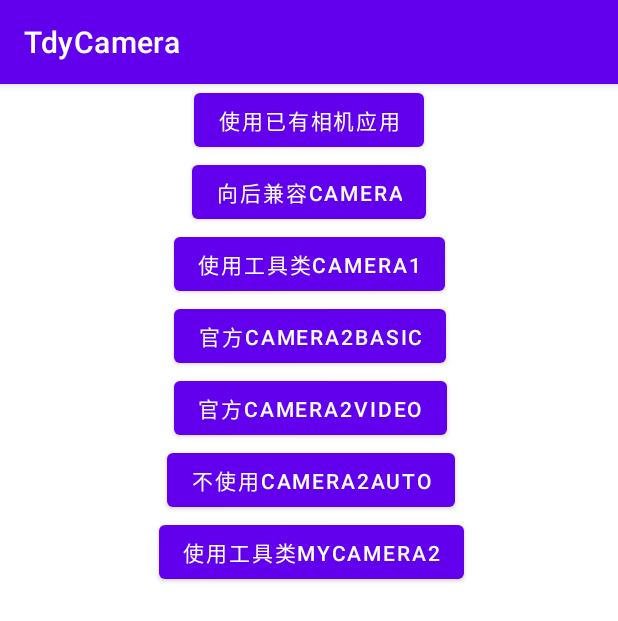
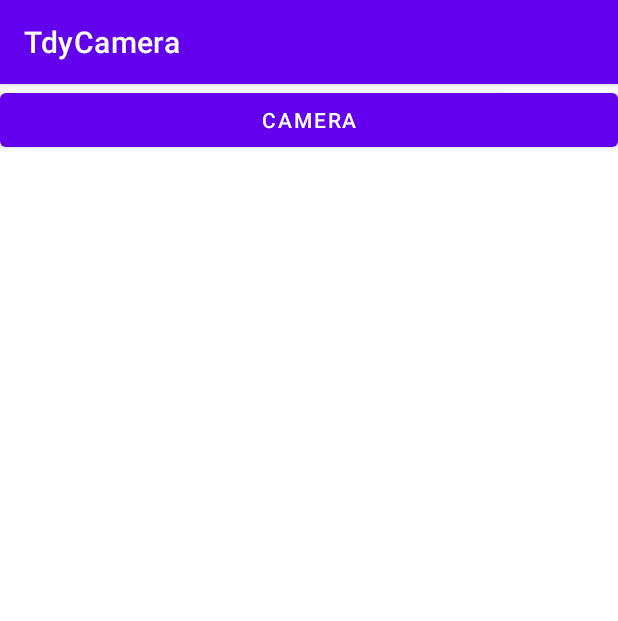
Before and after one commit to tangdanyu/TdyCamera, an Android app: the screen it shows after launch (MainActivity), on a phone screen of 412 x 824 dp. Shown: the top 621 px of the screen. Run offline under Robolectric (Android 15) with nearby library versions, the phone set to English and light mode, and no system bars.

Commit message:
Removed unused camera

```diff
--- a/app/src/main/java/com/example/tdycamera/MainActivity.java
+++ b/app/src/main/java/com/example/tdycamera/MainActivity.java
@@ -15,25 +15,13 @@ import androidx.core.app.ActivityCompat;
 import androidx.core.content.ContextCompat;
 
 import com.example.tdycamera.apicamera.CameraApiActivity;
-import com.example.tdycamera.mycamera.camera1.Camera1Activity;
-import com.example.tdycamera.mycamera.camera2.AutoCamera2Activity;
-import com.example.tdycamera.mycamera.camera2.Camera2Activity;
-import com.example.tdycamera.mycamera.camera2.video.Camera2VideoActivity;
-import com.example.tdycamera.phonecamera.PhoneCameraActivity;
 
 import java.util.ArrayList;
 import java.util.List;
 
 public class MainActivity extends AppCompatActivity  implements View.OnClickListener, ActivityCompat.OnRequestPermissionsResultCallback  {
     private String TAG = getClass().getSimpleName();
-
-    private Button btnPhoneCamera;
     private Button btnCameraApi;
-    private Button btnCamera1;
-    private Button btnCamera2;
-    private Button btnCamera2Auto;
-    private Button btnCamera2Video;
-    private Button btnCamera2Basic;
 
 
     private int REQUEST_CAMERA_PERMISSION = 100;
@@ -49,47 +37,17 @@ public class MainActivity extends AppCompatActivity  implements View.OnClickList
         initListener();
     }
     private void initView(){
-        btnPhoneCamera = findViewById(R.id.btn_phoneCamera);
         btnCameraApi = findViewById(R.id.btn_camera_api);
-        btnCamera1 = findViewById(R.id.btn_camera1);
-        btnCamera2 = findViewById(R.id.btn_camera2);
-        btnCamera2Video = findViewById(R.id.btn_camera2_video);
-        btnCamera2Auto = findViewById(R.id.btn_camera2_auto);
-        btnCamera2Basic = findViewById(R.id.btn_camera2_basic);
     }
     private void initListener(){
-        btnPhoneCamera.setOnClickListener(this);
         btnCameraApi.setOnClickListener(this);
-        btnCamera1.setOnClickListener(this);
-        btnCamera2.setOnClickListener(this);
-        btnCamera2Video.setOnClickListener(this);
-        btnCamera2Auto.setOnClickListener(this);
-        btnCamera2Basic.setOnClickListener(this);
     }
 
     @Override
     public void onClick(View v) {
         switch (v.getId()){
-            case R.id.btn_phoneCamera:
-                startActivity(new Intent(this, PhoneCameraActivity.class));
-                break;
             case R.id.btn_camera_api:
                 startActivity(new Intent(this, CameraApiActivity.class));
-                break;
-            case R.id.btn_camera1:
-                startActivity(new Intent(this, Camera1Activity.class));
-                break;
-            case R.id.btn_camera2:
-                startActivity(new Intent(this, Camera2Activity.class));
-                break;
-            case R.id.btn_camera2_video:
-                startActivity(new Intent(this, Camera2VideoActivity.class));
-                break;
-            case R.id.btn_camera2_auto:
-                startActivity(new Intent(this, AutoCamera2Activity.class));
-                break;
-            case R.id.btn_camera2_basic:
-                startActivity(new Intent(this, AutoCamera2Activity.class));
                 break;
         }
     }
@@ -99,7 +57,6 @@ public class MainActivity extends AppCompatActivity  implements View.OnClickList
         List<String> requestPermission = new ArrayList<>();
         for (String permission : permissions) {
             if (ContextCompat.checkSelfPermission(this, permission) != PackageManager.PERMISSION_GRANTED) {//检查是否有了权限
-                //没有权限即动态申请
                 requestPermission.add(permission);
             }
         }
@@ -148,11 +105,9 @@ public class MainActivity extends AppCompatActivity  implements View.OnClickList
         }
     }
 
-    //获得全部权限
     public void onPermissionGranted(int requestCode) {
         Log.e(TAG,"已经获得权限");
     }
-    //权限被拒绝
     public void onPermissionReject(int requestCode) {
         finish();
     }
--- a/app/src/main/res/layout/activity_main.xml
+++ b/app/src/main/res/layout/activity_main.xml
@@ -10,63 +10,10 @@
         android:layout_height="match_parent">
 
         <Button
-            android:id="@+id/btn_phoneCamera"
-            android:layout_width="wrap_content"
-            android:layout_height="wrap_content"
-            android:text="使用已有相机应用"
-            app:layout_constraintEnd_toEndOf="parent"
-            app:layout_constraintLeft_toLeftOf="parent"
-            app:layout_constraintStart_toStartOf="parent"
-            app:layout_constraintTop_toTopOf="parent" />
-        <Button
             android:id="@+id/btn_camera_api"
-            android:layout_width="wrap_content"
-            android:layout_height="wrap_content"
-            android:text="向后兼容camera"
-            app:layout_constraintEnd_toEndOf="@+id/btn_phoneCamera"
-            app:layout_constraintStart_toStartOf="@+id/btn_phoneCamera"
-            app:layout_constraintTop_toBottomOf="@+id/btn_phoneCamera" />
-        <Button
-            android:id="@+id/btn_camera1"
-            android:layout_width="wrap_content"
-            android:layout_height="wrap_content"
-            android:text="使用工具类camera1"
-            app:layout_constraintEnd_toEndOf="@+id/btn_camera_api"
-            app:layout_constraintStart_toStartOf="@+id/btn_camera_api"
-            app:layout_constraintTop_toBottomOf="@+id/btn_camera_api" />
-        <Button
-            android:id="@+id/btn_camera2_basic"
-            android:layout_width="wrap_content"
-            android:layout_height="wrap_content"
-            android:text="官方camera2basic"
-            app:layout_constraintEnd_toEndOf="@+id/btn_camera1"
-            app:layout_constraintStart_toStartOf="@+id/btn_camera1"
-            app:layout_constraintTop_toBottomOf="@+id/btn_camera1" />
-        <Button
-            android:id="@+id/btn_camera2_video"
-            android:layout_width="wrap_content"
-            android:layout_height="wrap_content"
-            android:text="官方camera2video"
-            app:layout_constraintEnd_toEndOf="@+id/btn_camera2_basic"
-            app:layout_constraintStart_toStartOf="@+id/btn_camera2_basic"
-            app:layout_constraintTop_toBottomOf="@+id/btn_camera2_basic" />
-        <Button
-            android:id="@+id/btn_camera2_auto"
-            android:layout_width="wrap_content"
-            android:layout_height="wrap_content"
-            android:text="不使用camera2auto"
-            app:layout_constraintEnd_toEndOf="@+id/btn_camera2_video"
-            app:layout_constraintStart_toStartOf="@+id/btn_camera2_video"
-            app:layout_constraintTop_toBottomOf="@+id/btn_camera2_video" />
-
-        <Button
-            android:id="@+id/btn_camera2"
-            android:layout_width="wrap_content"
-            android:layout_height="wrap_content"
-            android:text="使用工具类myCamera2"
-            app:layout_constraintEnd_toEndOf="@+id/btn_camera2_auto"
-            app:layout_constraintStart_toStartOf="@+id/btn_camera2_auto"
-            app:layout_constraintTop_toBottomOf="@+id/btn_camera2_auto" />
+            android:layout_width="match_parent"
+            android:layout_height="match_parent"
+            android:text="camera" />
 
     </androidx.constraintlayout.widget.ConstraintLayout>
 </ScrollView>
```
Also changed, not shown: app/src/main/java/com/example/tdycamera/phonecamera/PhoneCameraActivity.java (deleted, +0 -191 lines).
